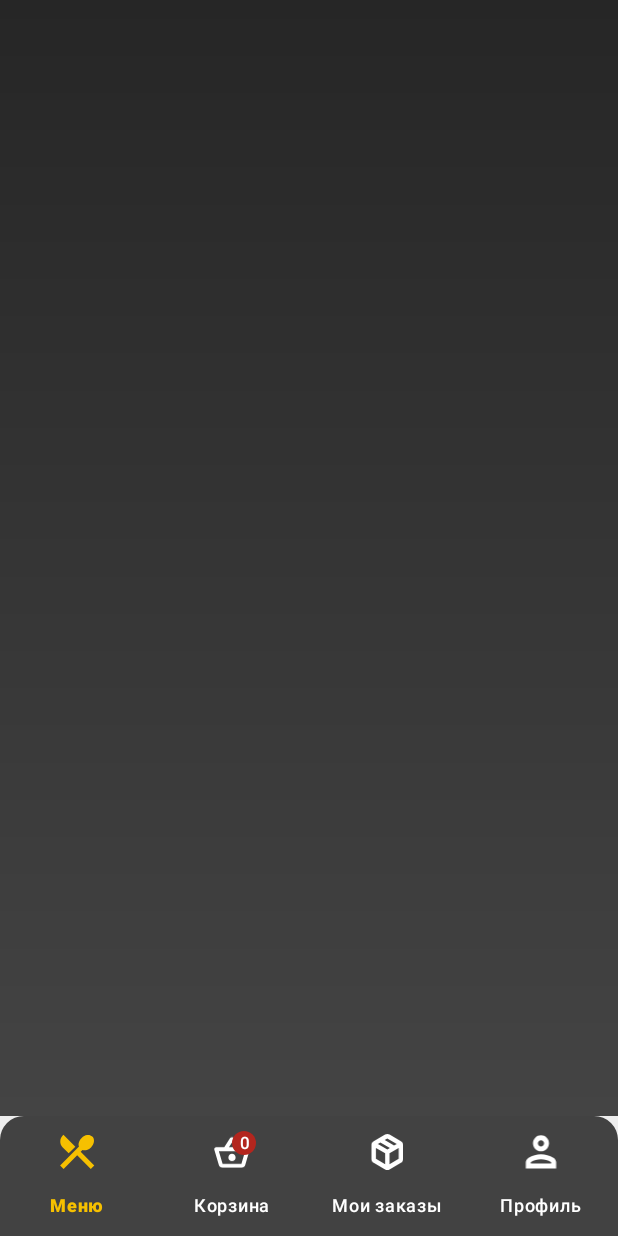
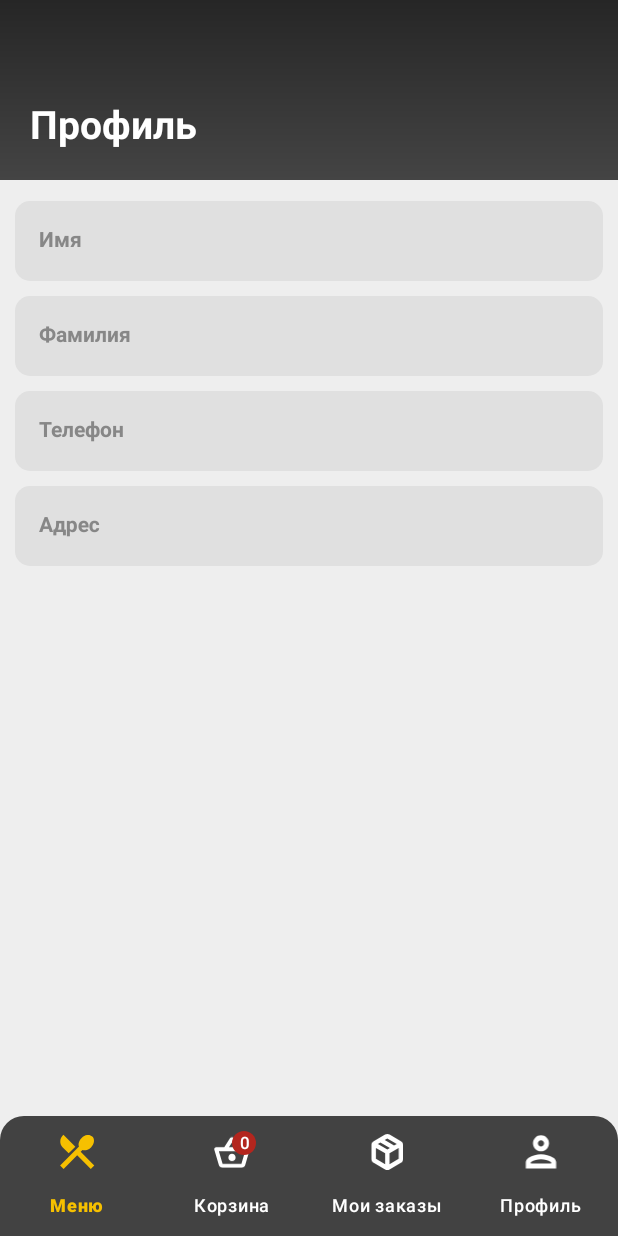
Before and after one commit to NyxerKing/Papino, an Android app: the fragment ProfileFragment placed in its activity, on a phone screen of 412 x 824 dp. Run offline under Robolectric (Android 15) with nearby library versions, the phone set to English and light mode, and no system bars; our stand-ins replace Room's generated code, Shimmer; pictures from the network do not load.

Commit message:
Исправление мелких багов

```diff
--- a/app/src/main/AndroidManifest.xml
+++ b/app/src/main/AndroidManifest.xml
@@ -21,6 +21,8 @@
                 <category android:name="android.intent.category.LAUNCHER" />
             </intent-filter>
         </activity>
+
+        <activity android:name="ru.papino.SandboxActivity" />
     </application>
 
 </manifest>
--- a/app/src/main/java/ru/papino/MainActivity.kt
+++ b/app/src/main/java/ru/papino/MainActivity.kt
@@ -25,6 +25,7 @@ class MainActivity : AppCompatActivity() {
         object : CountDownTimer(500, 1000) {
             override fun onFinish() {
                 startActivity(RestaurantActivity.newIntent(this@MainActivity))
+                //startActivity(SandboxActivity.newIntent(this@MainActivity))
                 finish()
             }
 
--- a/restaurant/src/main/java/ru/papino/restaurant/RestaurantActivity.kt
+++ b/restaurant/src/main/java/ru/papino/restaurant/RestaurantActivity.kt
@@ -20,7 +20,6 @@ import ru.papino.restaurant.databinding.ActivityRestaurantBinding
 import ru.papino.restaurant.domain.repository.models.UserResponse
 import ru.papino.restaurant.domain.usecases.GetUserByTokenUseCase
 import ru.papino.restaurant.extensions.switchFragment
-import ru.papino.uikit.extensions.fullscreen
 
 class RestaurantActivity : AppCompatActivity() {
     private lateinit var binding: ActivityRestaurantBinding
@@ -31,7 +30,6 @@ class RestaurantActivity : AppCompatActivity() {
     override fun onCreate(savedInstanceState: Bundle?) {
         RoomDependencies.init(applicationContext)
         authorizationByToken()
-        window.fullscreen()
         super.onCreate(savedInstanceState)
 
         binding = ActivityRestaurantBinding.inflate(layoutInflater)
--- a/restaurant/src/main/java/ru/papino/restaurant/data/mappers/MenuMapper.kt
+++ b/restaurant/src/main/java/ru/papino/restaurant/data/mappers/MenuMapper.kt
@@ -20,8 +20,8 @@ internal class MenuMapper {
         }
     )
 
-    fun toDomainError(data: MenuJsonModel) = MenuResponse.Error(
-        Exception("Данные взяты из локального хранилища"),
+    fun toDomainError(data: MenuJsonModel, th: Throwable? = null) = MenuResponse.Error(
+        Exception("Данные взяты из локального хранилища\n${th?.message}"),
         data.products.map { dto ->
             ProductModel(
                 id = dto.id,
--- a/restaurant/src/main/java/ru/papino/restaurant/data/repository/MenuRepositoryImpl.kt
+++ b/restaurant/src/main/java/ru/papino/restaurant/data/repository/MenuRepositoryImpl.kt
@@ -24,7 +24,7 @@ internal class MenuRepositoryImpl(
         } catch (ex: Throwable) {
             // todo Убрать после настройки сервака
             val list = Gson().fromJson(localDS.getData(), MenuJsonModel::class.java)
-            return mapper.toDomainError(list)
+            return mapper.toDomainError(list, ex)
         }
         val list = Gson().fromJson(localDS.getData(), MenuJsonModel::class.java)
         return mapper.toDomainError(list)
--- a/restaurant/src/main/java/ru/papino/restaurant/presentation/menu/viewmodels/MenuViewModel.kt
+++ b/restaurant/src/main/java/ru/papino/restaurant/presentation/menu/viewmodels/MenuViewModel.kt
@@ -104,6 +104,7 @@ internal class MenuViewModel(
                 }
 
                 is MenuResponse.Error -> {
+                    _error.emit(response.error)
                     products = mapper.toUI(response)
 
                     productTypeSelected?.let {
--- a/restaurant/src/main/java/ru/papino/restaurant/presentation/menu/views/MenuFragment.kt
+++ b/restaurant/src/main/java/ru/papino/restaurant/presentation/menu/views/MenuFragment.kt
@@ -119,7 +119,7 @@ internal class MenuFragment : Fragment() {
             AlertDialog(
                 context = root.context,
                 title = resources.getString(R.string.error_request_title),
-                message = resources.getString(R.string.error_request_message),
+                message = "${resources.getString(R.string.error_request_message)}\n${ex.message}",
                 onClick = {}
             ).show()
         }
--- a/restaurant/src/main/res/layout/fragment_profile.xml
+++ b/restaurant/src/main/res/layout/fragment_profile.xml
@@ -3,36 +3,93 @@
     android:layout_width="match_parent"
     xmlns:tools="http://schemas.android.com/tools"
     android:layout_height="match_parent"
-    android:gravity="center"
-    android:orientation="vertical"
-    android:paddingHorizontal="@dimen/d_20"
-    android:background="@drawable/bg_rect_base">
+    android:orientation="vertical">
 
-    <TextView
-        android:id="@+id/textViewFirstName"
+    <FrameLayout
+        android:layout_width="match_parent"
+        android:layout_height="@dimen/d_120"
+        android:background="@drawable/bg_rect_base"
+        android:orientation="horizontal">
+
+        <TextView
+            style="@style/PaPino.Text.Order.Screen"
+            android:layout_width="match_parent"
+            android:layout_height="wrap_content"
+            android:layout_gravity="bottom"
+            android:layout_margin="@dimen/d_20"
+            android:text="@string/profile_text" />
+    </FrameLayout>
+
+    <com.google.android.material.textfield.TextInputLayout
+        android:id="@+id/inputFirstName"
+        android:layout_width="match_parent"
+        android:layout_marginHorizontal="@dimen/d_10"
+        android:layout_marginTop="@dimen/d_14"
+        android:layout_height="wrap_content"
+        android:hint="@string/hint_reg_second_name"
+        tools:parentTag="com.google.android.material.textfield.TextInputLayout">
+
+        <com.google.android.material.textfield.TextInputEditText
+            android:layout_width="match_parent"
+            android:layout_height="wrap_content"
+            android:enabled="false"
+            android:paddingHorizontal="@dimen/d_20"
+            tools:text="10000" />
+
+    </com.google.android.material.textfield.TextInputLayout>
+
+    <com.google.android.material.textfield.TextInputLayout
+        android:id="@+id/inputSecondName"
         android:layout_width="match_parent"
         android:layout_height="wrap_content"
-        tools:text="Фамилия" />
+        android:layout_marginHorizontal="@dimen/d_10"
+        android:layout_marginTop="@dimen/d_10"
+        android:hint="@string/hint_reg_first_name"
+        tools:parentTag="com.google.android.material.textfield.TextInputLayout">
 
-    <TextView
-        android:id="@+id/textViewSecondName"
+        <com.google.android.material.textfield.TextInputEditText
+            android:layout_width="match_parent"
+            android:layout_height="wrap_content"
+            android:enabled="false"
+            android:paddingHorizontal="@dimen/d_20"
+            tools:text="10000" />
+
+    </com.google.android.material.textfield.TextInputLayout>
+
+    <com.google.android.material.textfield.TextInputLayout
+        android:id="@+id/inputPhone"
+        android:layout_marginHorizontal="@dimen/d_10"
         android:layout_width="match_parent"
         android:layout_height="wrap_content"
-        android:layout_marginTop="@dimen/d_20"
-        tools:text="Имя" />
+        android:layout_marginTop="@dimen/d_10"
+        android:hint="@string/hint_reg_phone"
+        tools:parentTag="com.google.android.material.textfield.TextInputLayout">
 
-    <TextView
-        android:id="@+id/textViewPhone"
+        <com.google.android.material.textfield.TextInputEditText
+            android:layout_width="match_parent"
+            android:layout_height="wrap_content"
+            android:enabled="false"
+            android:paddingHorizontal="@dimen/d_20"
+            tools:text="10000" />
+
+    </com.google.android.material.textfield.TextInputLayout>
+
+    <com.google.android.material.textfield.TextInputLayout
+        android:id="@+id/inputAddress"
         android:layout_width="match_parent"
         android:layout_height="wrap_content"
-        android:layout_marginTop="@dimen/d_20"
-        tools:text="Телефон" />
+        android:layout_marginHorizontal="@dimen/d_10"
+        android:layout_marginTop="@dimen/d_10"
+        android:hint="@string/hint_reg_address"
+        tools:parentTag="com.google.android.material.textfield.TextInputLayout">
 
-    <TextView
-        android:id="@+id/textViewAddress"
-        android:layout_width="match_parent"
-        android:layout_height="wrap_content"
-        android:layout_marginTop="@dimen/d_20"
-        tools:text="Адрес" />
+        <com.google.android.material.textfield.TextInputEditText
+            android:layout_width="match_parent"
+            android:layout_height="wrap_content"
+            android:enabled="false"
+            android:paddingHorizontal="@dimen/d_20"
+            tools:text="10000" />
+
+    </com.google.android.material.textfield.TextInputLayout>
 
 </LinearLayout>
--- /dev/null
+++ b/uikit/src/main/java/ru/papino/uikit/extensions/InputExtensions.kt
@@ -0,0 +1,5 @@
+package ru.papino.uikit.extensions
+
+import com.google.android.material.textfield.TextInputLayout
+
+fun TextInputLayout.setText(text: String) = this.editText?.setText(text)
--- /dev/null
+++ b/uikit/src/main/res/values/style_input.xml
@@ -0,0 +1,4 @@
+<?xml version="1.0" encoding="utf-8"?>
+<resources>
+    <attr name="inputComponent" format="reference" />
+</resources>
--- a/uikit/src/main/res/values/styles.xml
+++ b/uikit/src/main/res/values/styles.xml
@@ -56,15 +56,23 @@
     <style name="PaPino.Input" />
 
     <style name="PaPino.Input.Base" parent="@style/Widget.Material3.TextInputLayout.FilledBox">
+        <item name="materialThemeOverlay">@style/PaPino.Input.Base.ThemeOverlay</item>
         <item name="shapeAppearance">@style/PaPino.ShapeAppearance</item>
         <item name="shapeAppearanceOverlay">@style/PaPino.ShapeAppearance</item>
         <item name="hintTextAppearance">@style/PaPino.TextAppearances.Card.Subtitle</item>
+        <item name="hintTextColor">@color/text3Color</item>
         <item name="android:textColorHint">@color/text3Color</item>
         <item name="boxStrokeWidth">0dp</item>
     </style>
 
-    <style name="PaPino.Input.EditText">
+    <style name="PaPino.Input.Base.ThemeOverlay">
+        <item name="editTextStyle">@style/PaPino.Input.EditText</item>
+    </style>
+
+    <style name="PaPino.Input.EditText" parent="Widget.Material3.TextInputEditText.FilledBox">
         <item name="android:textAppearance">@style/PaPino.TextAppearances.Card.Title</item>
+        <item name="android:textColor">@color/textPrimaryColor</item>
+        <item name="android:backgroundTint">@color/backgroundButtonGreyMedium</item>
     </style>
 
     <style name="PaPino.ShapeAppearance">
--- a/uikit/src/main/res/values/themes.xml
+++ b/uikit/src/main/res/values/themes.xml
@@ -4,10 +4,12 @@
     <style name="Base.Theme.Papino" parent="Theme.Material3.DayNight.NoActionBar">
         <item name="background">@drawable/il_basket_backgroud</item>
         <!-- Customize your light theme here. -->
-        <!-- <item name="colorPrimary">@color/my_light_primary</item> -->
+        <item name="colorPrimary">@color/backgroundTopColor</item>
+        <item name="inputComponent">@style/PaPino.Input.Base</item>
     </style>
 
     <style name="Theme.Papino" parent="Base.Theme.Papino">
         <item name="bottomNavigationStyle">@style/Widget.Papino.BottomNavigationView</item>
+        <item name="textInputStyle">@style/PaPino.Input.Base</item>
     </style>
 </resources>
```
Also changed, not shown: app/src/main/java/ru/papino/SandboxActivity.kt (added, +22 -0 lines), app/src/main/res/layout/activity_sandbox.xml (added, +26 -0 lines), restaurant/src/main/java/ru/papino/restaurant/presentation/profile/views/ProfileFragment.kt (+5 -4 lines), uikit/src/main/java/ru/papino/uikit/components/inputs/InputComponent.kt (deleted, +0 -25 lines), uikit/src/main/res/layout/component_input.xml (+3 -4 lines).
